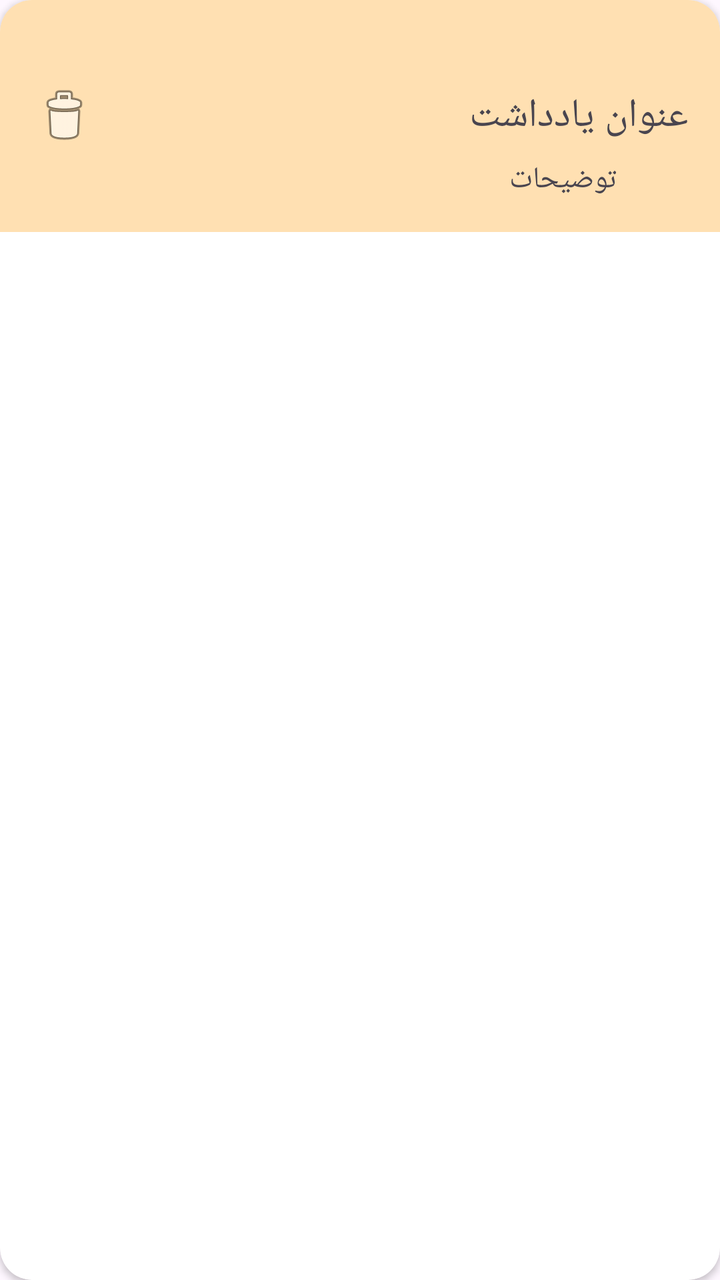
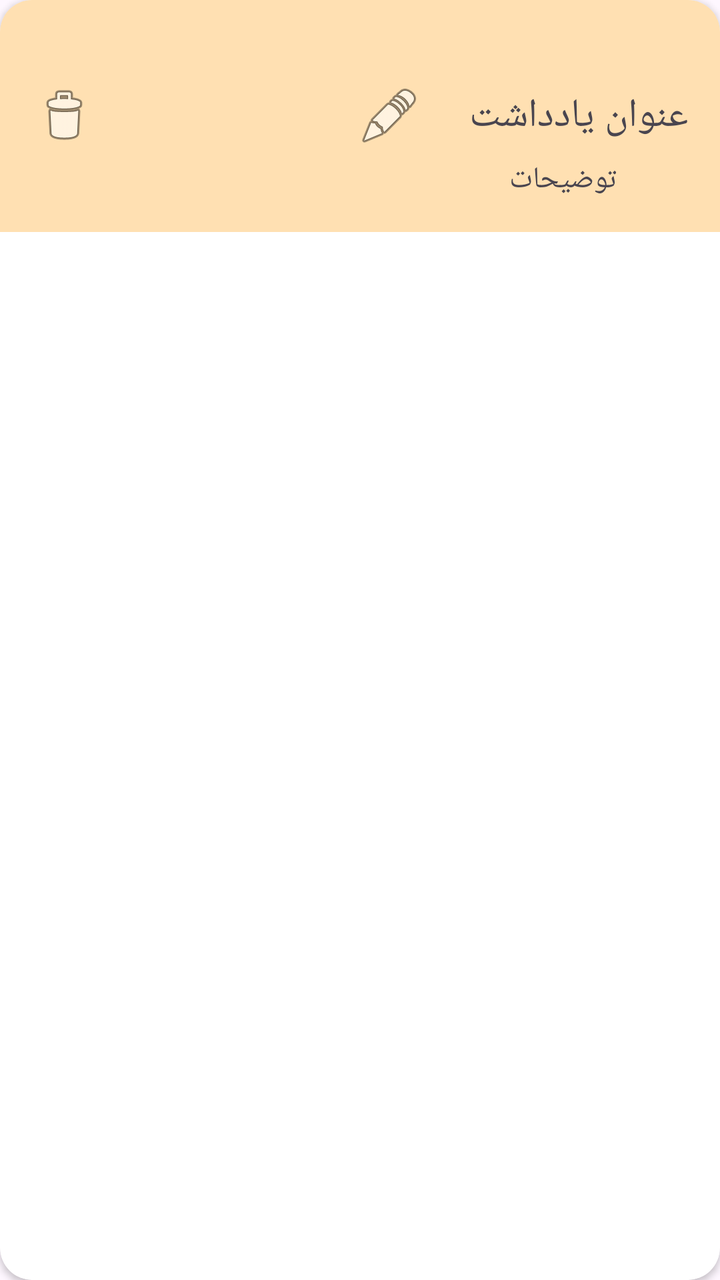

The first picture is an Android layout as it rendered before a commit; the second is the same layout after the commit. The layout source and the unified diff follow.
<!-- AndroidManifest.xml: application theme Theme.NoteApp -->
<!-- res/layout/recycler_layout.xml -->
<?xml version="1.0" encoding="utf-8"?>
<androidx.cardview.widget.CardView xmlns:android="http://schemas.android.com/apk/res/android"
    xmlns:app="http://schemas.android.com/apk/res-auto"
    xmlns:tools="http://schemas.android.com/tools"
    android:layout_width="match_parent"
    android:layout_height="wrap_content"
    android:background="#ffe0b2"
    android:layout_margin="8dp"
    app:cardCornerRadius="16dp">


    <androidx.constraintlayout.widget.ConstraintLayout
        android:id="@+id/recyclerLayoutLayaout"
        android:layout_width="match_parent"
        android:layout_height="wrap_content"
        android:background="#ffe0b2">


        <TextView
            android:id="@+id/title"
            android:layout_width="wrap_content"
            android:layout_height="wrap_content"
            android:layout_marginStart="16dp"
            android:layout_marginTop="8dp"
            android:layout_marginEnd="16dp"
            android:layout_marginBottom="8dp"
            android:text="عنوان یادداشت"
            android:textSize="20sp"
            app:layout_constraintBottom_toBottomOf="parent"
            app:layout_constraintEnd_toEndOf="parent"
            app:layout_constraintTop_toTopOf="parent" />

        <TextView
            android:id="@+id/describtion"
            android:layout_width="wrap_content"
            android:layout_height="wrap_content"
            android:layout_marginTop="8dp"
            android:layout_marginEnd="16dp"
            android:layout_marginBottom="16dp"
            android:text="توضیحات"
            android:textSize="15sp"
            app:layout_constraintBottom_toBottomOf="parent"
            app:layout_constraintEnd_toEndOf="@+id/title"
            app:layout_constraintStart_toStartOf="@+id/title"
            app:layout_constraintTop_toBottomOf="@+id/title" />

        <ImageView
            android:id="@+id/deleteImageView"
            android:layout_width="wrap_content"
            android:layout_height="wrap_content"
            android:layout_marginStart="16dp"
            app:layout_constraintBottom_toBottomOf="parent"
            app:layout_constraintStart_toStartOf="parent"
            app:layout_constraintTop_toTopOf="parent"
            app:srcCompat="@android:drawable/ic_menu_delete" />
    </androidx.constraintlayout.widget.ConstraintLayout>

</androidx.cardview.widget.CardView>
<!-- resources referenced by this layout -->
<resources>
  <style name="Theme.NoteApp" parent="Base.Theme.NoteApp" />
  <style name="Base.Theme.NoteApp" parent="Theme.Material3.DayNight.NoActionBar">
          
          <item name="colorPrimary">#F57C00</item>
          <item name="colorPrimaryVariant">#FF9800</item>
      </style>
</resources>

<!-- the commit's change to res/layout/recycler_layout.xml (unified diff, before → after) -->
@@ -1,58 +1,71 @@
 <?xml version="1.0" encoding="utf-8"?>
-<androidx.cardview.widget.CardView xmlns:android="http://schemas.android.com/apk/res/android"
-    xmlns:app="http://schemas.android.com/apk/res-auto"
-    xmlns:tools="http://schemas.android.com/tools"
-    android:layout_width="match_parent"
-    android:layout_height="wrap_content"
-    android:background="#ffe0b2"
-    android:layout_margin="8dp"
-    app:cardCornerRadius="16dp">
+<layout>
+
+    <androidx.cardview.widget.CardView xmlns:android="http://schemas.android.com/apk/res/android"
+        xmlns:app="http://schemas.android.com/apk/res-auto"
+        xmlns:tools="http://schemas.android.com/tools"
+        android:layout_width="match_parent"
+        android:layout_height="wrap_content"
+        android:layout_margin="8dp"
+        android:background="#ffe0b2"
+        app:cardCornerRadius="16dp">
 
 
-    <androidx.constraintlayout.widget.ConstraintLayout
-        android:id="@+id/recyclerLayoutLayaout"
-        android:layout_width="match_parent"
-        android:layout_height="wrap_content"
-        android:background="#ffe0b2">
+        <androidx.constraintlayout.widget.ConstraintLayout
+            android:id="@+id/recyclerLayoutLayaout"
+            android:layout_width="match_parent"
+            android:layout_height="wrap_content"
+            android:background="#ffe0b2">
 
 
-        <TextView
-            android:id="@+id/title"
-            android:layout_width="wrap_content"
-            android:layout_height="wrap_content"
-            android:layout_marginStart="16dp"
-            android:layout_marginTop="8dp"
-            android:layout_marginEnd="16dp"
-            android:layout_marginBottom="8dp"
-            android:text="عنوان یادداشت"
-            android:textSize="20sp"
-            app:layout_constraintBottom_toBottomOf="parent"
-            app:layout_constraintEnd_toEndOf="parent"
-            app:layout_constraintTop_toTopOf="parent" />
+            <TextView
+                android:id="@+id/title"
+                android:layout_width="wrap_content"
+                android:layout_height="wrap_content"
+                android:layout_marginStart="16dp"
+                android:layout_marginTop="8dp"
+                android:layout_marginEnd="16dp"
+                android:layout_marginBottom="8dp"
+                android:text="عنوان یادداشت"
+                android:textSize="20sp"
+                app:layout_constraintBottom_toBottomOf="parent"
+                app:layout_constraintEnd_toEndOf="parent"
+                app:layout_constraintTop_toTopOf="parent" />
 
-        <TextView
-            android:id="@+id/describtion"
-            android:layout_width="wrap_content"
-            android:layout_height="wrap_content"
-            android:layout_marginTop="8dp"
-            android:layout_marginEnd="16dp"
-            android:layout_marginBottom="16dp"
-            android:text="توضیحات"
-            android:textSize="15sp"
-            app:layout_constraintBottom_toBottomOf="parent"
-            app:layout_constraintEnd_toEndOf="@+id/title"
-            app:layout_constraintStart_toStartOf="@+id/title"
-            app:layout_constraintTop_toBottomOf="@+id/title" />
+            <TextView
+                android:id="@+id/describtion"
+                android:layout_width="wrap_content"
+                android:layout_height="wrap_content"
+                android:layout_marginTop="8dp"
+                android:layout_marginEnd="16dp"
+                android:layout_marginBottom="16dp"
+                android:text="توضیحات"
+                android:textSize="15sp"
+                app:layout_constraintBottom_toBottomOf="parent"
+                app:layout_constraintEnd_toEndOf="@+id/title"
+                app:layout_constraintStart_toStartOf="@+id/title"
+                app:layout_constraintTop_toBottomOf="@+id/title" />
 
-        <ImageView
-            android:id="@+id/deleteImageView"
-            android:layout_width="wrap_content"
-            android:layout_height="wrap_content"
-            android:layout_marginStart="16dp"
-            app:layout_constraintBottom_toBottomOf="parent"
-            app:layout_constraintStart_toStartOf="parent"
-            app:layout_constraintTop_toTopOf="parent"
-            app:srcCompat="@android:drawable/ic_menu_delete" />
-    </androidx.constraintlayout.widget.ConstraintLayout>
+            <ImageView
+                android:id="@+id/deleteImageView"
+                android:layout_width="wrap_content"
+                android:layout_height="wrap_content"
+                android:layout_marginStart="16dp"
+                app:layout_constraintBottom_toBottomOf="parent"
+                app:layout_constraintStart_toStartOf="parent"
+                app:layout_constraintTop_toTopOf="parent"
+                app:srcCompat="@android:drawable/ic_menu_delete" />
 
-</androidx.cardview.widget.CardView>
+            <ImageView
+                android:id="@+id/editTextView"
+                android:layout_width="wrap_content"
+                android:layout_height="wrap_content"
+                android:layout_marginEnd="24dp"
+                app:layout_constraintBottom_toBottomOf="parent"
+                app:layout_constraintEnd_toStartOf="@+id/title"
+                app:layout_constraintTop_toTopOf="parent"
+                app:srcCompat="@android:drawable/ic_menu_edit" />
+        </androidx.constraintlayout.widget.ConstraintLayout>
+
+    </androidx.cardview.widget.CardView>
+</layout>
